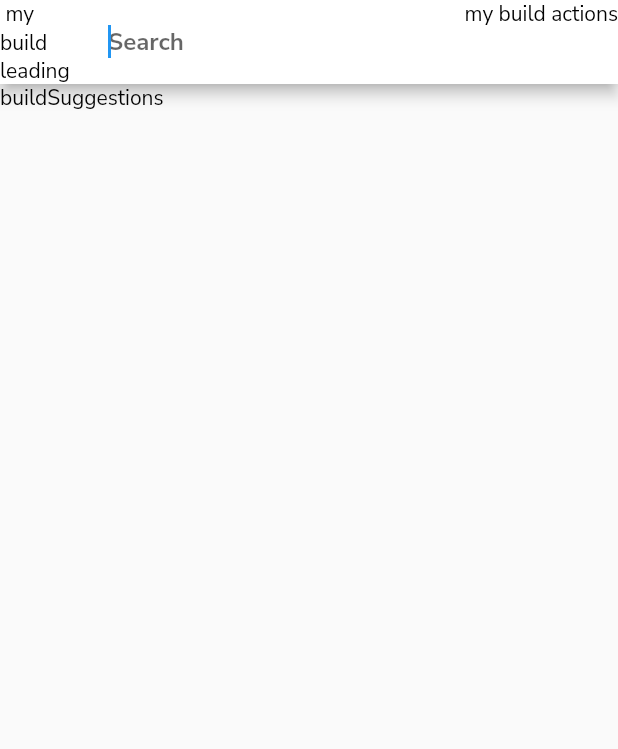
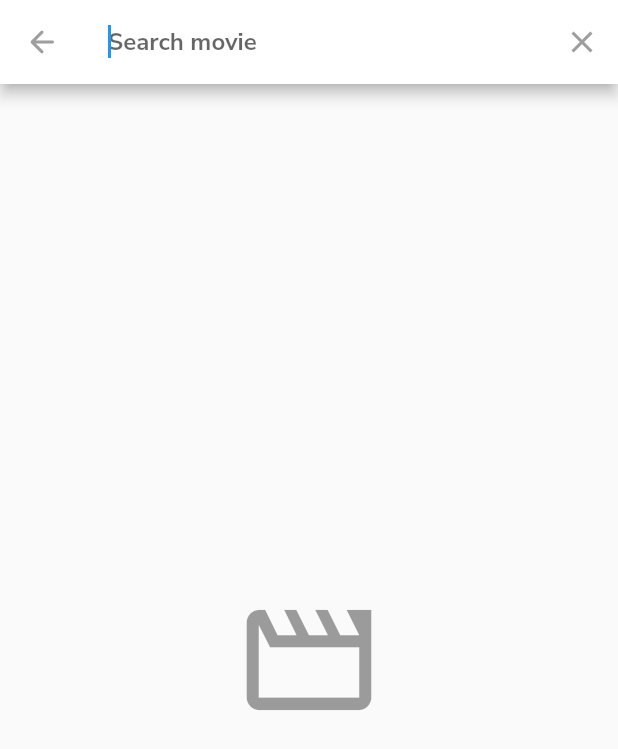
Before and after one commit to YerikAH/movies-app, a Flutter app: the screen it shows after launch, after a tap on the "search" icon, on a phone screen of 412 x 824 dp. Shown: the top 749 px of the screen. Run offline on Flutter 3.47's test engine with Material 2 defaults, Android fonts, the phone set to English and light mode, and no system bars; our stand-ins replace card_swiper; network calls fail.

Commit message:
ui widget search

```diff
--- a/lib/search/search_delegate.dart
+++ b/lib/search/search_delegate.dart
@@ -1,23 +1,42 @@
 import 'package:flutter/material.dart';
+import 'package:movies_app/theme/app_theme.dart';
+
 
 class MovieSearchDelegate extends SearchDelegate{
+
+  @override
+  String get searchFieldLabel => "Search movie";
+
   @override
   List<Widget> buildActions(BuildContext context){
-    return [ Text(" my build actions") ];
+    return [ IconButton(
+	icon: Icon(Icons.clear),
+	onPressed: () => query = '',
+      ) ];
   }
 
   @override
   Widget buildLeading(BuildContext context){
-    return Text(" my build leading ");
+    return IconButton(
+	onPressed: () => close(context, null),
+	icon: Icon(Icons.arrow_back_rounded),
+      );
   }
 
   @override
   Widget buildResults(BuildContext context){
-    return Text("my build results");
+    return Text("my build results", style: TextStyle(color:  AppTheme.textColor));
   }
 
   @override
   Widget buildSuggestions(BuildContext context){
-    return Text("buildSuggestions");
+    if(query.isEmpty){
+      return Container(
+	child: Center(
+	  child: Icon(Icons.movie_creation_outlined, size: 100.0, color: Colors.black38,),
+	),
+      );
+    }
+    return Container();
   }
 }
```
